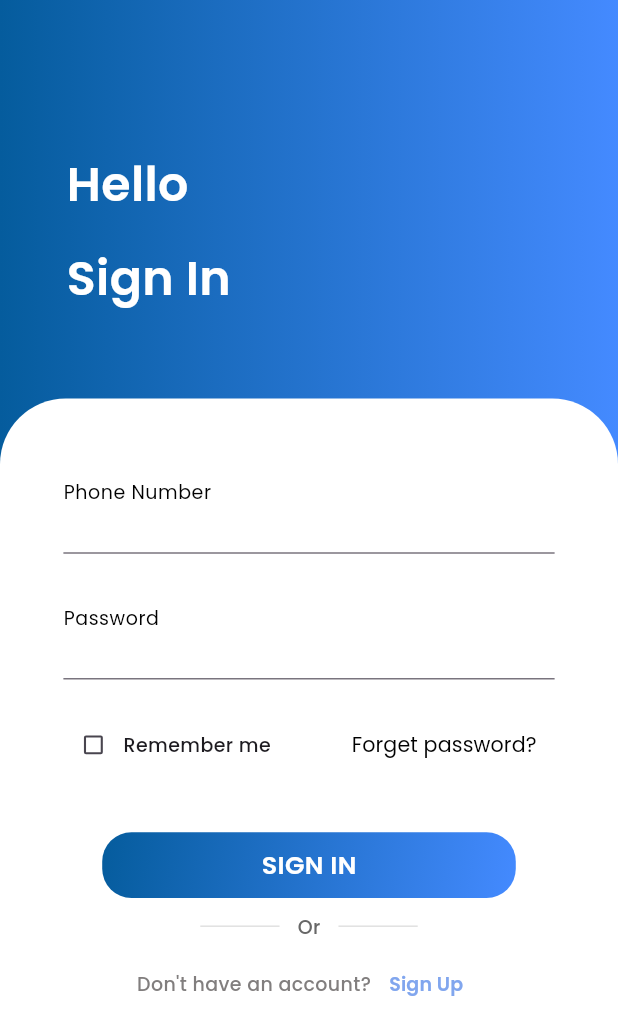
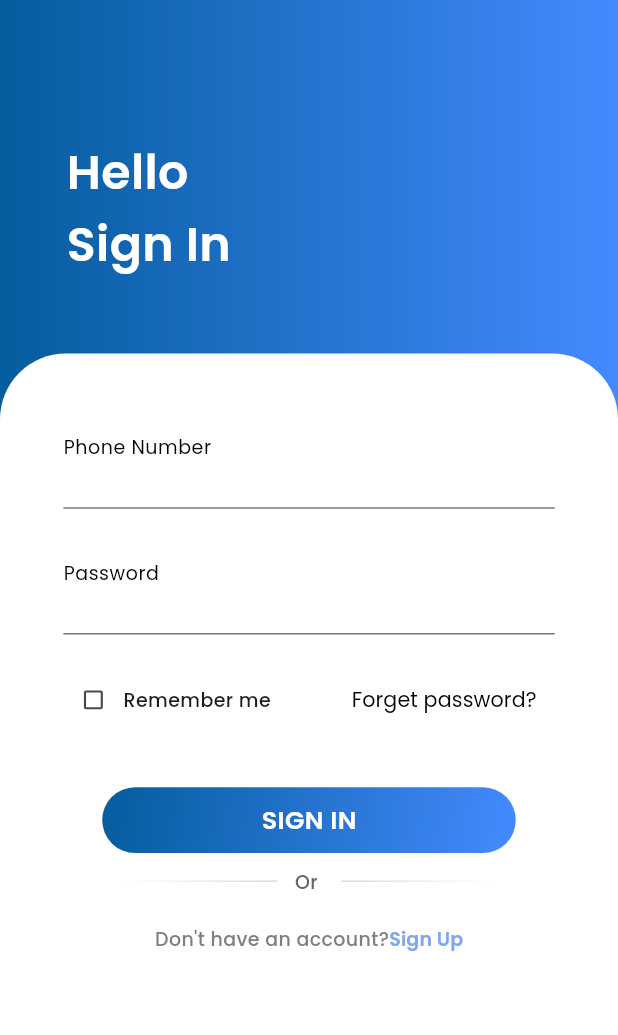
Before and after one commit to AbhiramiRenjith/lottery_application, a Flutter app: the WelcomeScreen screen opened directly, after a tap on "SIGN IN", on a phone screen of 412 x 824 dp. Shown: the top 1035 px of the screen. Run offline on Flutter 3.47's test engine with Material 3 defaults, Android fonts, the phone set to English and light mode, and no system bars; our stand-ins replace flutter_screenutil, google_fonts.

Commit message:
Account screen

```diff
--- a/lib/components/custom_button.dart
+++ b/lib/components/custom_button.dart
@@ -26,7 +26,7 @@ class CustomButton extends StatelessWidget {
           begin: Alignment.topLeft,
           end: Alignment.bottomRight,
         ),
-        borderRadius: BorderRadius.circular(20.r),
+        borderRadius: BorderRadius.circular(25.r),
       ),
       child: Material(
         color: Colors.transparent,
--- a/lib/view/signinScreen/create_new_password_screen.dart
+++ b/lib/view/createNewPassword/create_new_password_screen.dart
@@ -2,7 +2,7 @@ import 'package:flutter/material.dart';
 import 'package:flutter_screenutil/flutter_screenutil.dart';
 import 'package:lottery_project/components/custom_button.dart';
 import 'package:lottery_project/components/custom_textfield.dart';
-import 'package:lottery_project/view/signinScreen/widget/bg_container_widget.dart';
+import 'package:lottery_project/view/welcome/widget/bg_container_widget.dart';
 
 
 class CreateNewPasswordScreen extends StatefulWidget {
@@ -43,7 +43,7 @@ class _CreateNewPasswordScreenState extends State<CreateNewPasswordScreen> {
             ),
             SizedBox(height: 50.h),
             CustomTextField(
-              labelText: "Conform Password",
+              labelText: "Confirm Password",
               obscureText: _obscurePassword,
               suffixIcon: GestureDetector(
                 onTap: () {
@@ -60,6 +60,8 @@ class _CreateNewPasswordScreenState extends State<CreateNewPasswordScreen> {
             ),
             SizedBox(height: 100),
             CustomButton(text: "RESET PASSWORD", onPressed: (){
+              Navigator.pushNamed(context, '/verify_success');
+
 
             })
           ],
--- a/lib/view/signinScreen/forget_password_screen.dart
+++ b/lib/view/forgetPassword/forget_password_screen.dart
@@ -1,9 +1,9 @@
 import 'package:flutter/material.dart';
 import 'package:flutter_screenutil/flutter_screenutil.dart';
-import 'package:lottery_project/view/signinScreen/widget/bg_container_widget.dart';
+import 'package:lottery_project/view/welcome/widget/bg_container_widget.dart';
 import 'package:lottery_project/components/custom_button.dart';
 import 'package:lottery_project/components/custom_textfield.dart';
-import 'package:lottery_project/view/signinScreen/widget/donthaveaccount_text_widget.dart';
+import 'package:lottery_project/view/welcome/widget/donthaveaccount_text_widget.dart';
 
 
 class ForgetPassword extends StatelessWidget {
@@ -21,6 +21,7 @@ class ForgetPassword extends StatelessWidget {
             SizedBox(height: 40.h),
 
           CustomButton(text: 'SEND CODE', onPressed: (){
+            Navigator.pushNamed(context, '/verify_account');
 
           }),
                   SizedBox(height: 15.h),
--- a/lib/view/signinScreen/verify_account_screen.dart
+++ b/lib/view/verifyAccount/verify_account_screen.dart
@@ -1,9 +1,9 @@
 import 'package:flutter/material.dart';
 import 'package:flutter_screenutil/flutter_screenutil.dart';
 import 'package:google_fonts/google_fonts.dart';
-import 'package:lottery_project/view/signinScreen/widget/bg_container_widget.dart';
+import 'package:lottery_project/view/welcome/widget/bg_container_widget.dart';
 import 'package:lottery_project/components/custom_button.dart';
-import 'package:lottery_project/view/signinScreen/widget/donthaveaccount_text_widget.dart';
+import 'package:lottery_project/view/welcome/widget/donthaveaccount_text_widget.dart';
 
 class VerifyAccountScreen extends StatelessWidget {
   const VerifyAccountScreen({super.key});
@@ -78,6 +78,7 @@ class VerifyAccountScreen extends StatelessWidget {
           CustomButton(
             text: "VERIFY",
             onPressed: () {
+             Navigator.pushNamed(context, '/create_new_pass');
 
             },
           ),
--- a/lib/view/signinScreen/welcome_screen.dart
+++ b/lib/view/welcome/welcome_screen.dart
@@ -34,9 +34,7 @@ class WelcomeScreen extends StatelessWidget {
               SizedBox(height: 100.h),
               ElevatedButton(
                 onPressed: () {
-                   Navigator.push(context, MaterialPageRoute(builder: (context){
-                    return SigninScreen();
-                  }));
+                   Navigator.pushNamed(context, '/signin');
                 },
                 style: ElevatedButton.styleFrom(
                   backgroundColor: Colors.transparent,
--- a/lib/view/signinScreen/widget/bg_container_widget.dart
+++ b/lib/view/welcome/widget/bg_container_widget.dart
@@ -39,7 +39,7 @@ class BackgroundContainerWidget extends StatelessWidget {
                             fontWeight: FontWeight.w600,
                             fontSize: 30.sp,
                             color: Colors.white,
-                            height: 2,
+                            height: 1.5,
                           ),
                         ),
                       ),
--- a/lib/view/signinScreen/widget/donthaveaccount_text_widget.dart
+++ b/lib/view/welcome/widget/donthaveaccount_text_widget.dart
@@ -13,20 +13,43 @@ class DonthaveaccountTextWidget extends StatelessWidget {
              mainAxisAlignment: MainAxisAlignment.center,
              children: [
                Container(
-                 width: 50.w,
-                  height: 1, color:
-                   Colors.grey.shade300,
+                width: 98.w,
+                  height: 1,
+
+                   decoration: BoxDecoration(
+                    gradient: LinearGradient(colors: [
+                     Color.fromRGBO(217, 217, 217, 1),
+                     Color.fromRGBO(217, 217, 217, 0),
+
+                    ],
+                    end: AlignmentGeometry.topLeft,
+                    begin: Alignment.topRight
+                    )
+
                    ),
+                   ),
+
                    SizedBox(width: 8.w),
-                    Text( ' Or ',
+                    Text( ' Or  ',
                      style: GoogleFonts.poppins( color: Color(0xFF676767),
                      fontWeight: FontWeight.w500, fontSize: 12.sp, ), ),
                      SizedBox(width: 8.w),
                      Container(
-                      width: 50.w,
+                      width: 98.w,
                       height: 1,
-                       color:
-                        Colors.grey.shade300, ), ], ),
+                       decoration: BoxDecoration(
+                    gradient: LinearGradient(colors: [
+                     Color.fromRGBO(217, 217, 217, 1),
+                     Color.fromRGBO(217, 217, 217, 0),
+
+                    ],
+                    begin: AlignmentGeometry.topLeft,
+                    end: Alignment.topRight
+                    )
+
+                   ),
+
+                      ), ], ),
             SizedBox(height: 5.h),
 
             Row(
@@ -37,6 +60,11 @@ class DonthaveaccountTextWidget extends StatelessWidget {
                   style: GoogleFonts.poppins(fontSize: 12.sp,fontWeight: FontWeight.w500,color: Color(0XFF817E7E)),
                 ),
                 TextButton(
+                    style: TextButton.styleFrom(
+                    padding: EdgeInsets.zero,
+                     minimumSize: const Size(0, 0),
+                     // tapTargetSize: MaterialTapTargetSize.shrinkWrap,
+                  ),
                   onPressed: () {},
                   child: Text(
                     'Sign Up',
```
Also changed, not shown: lib/main.dart (+18 -5 lines), lib/view/createAccount/create_account_screen.dart (added, +106 -0 lines), lib/view/signinScreen/signin_screen.dart (+4 -7 lines), lib/view/verifyAccount/verify_succsessfull_screen.dart (added, +38 -0 lines).
